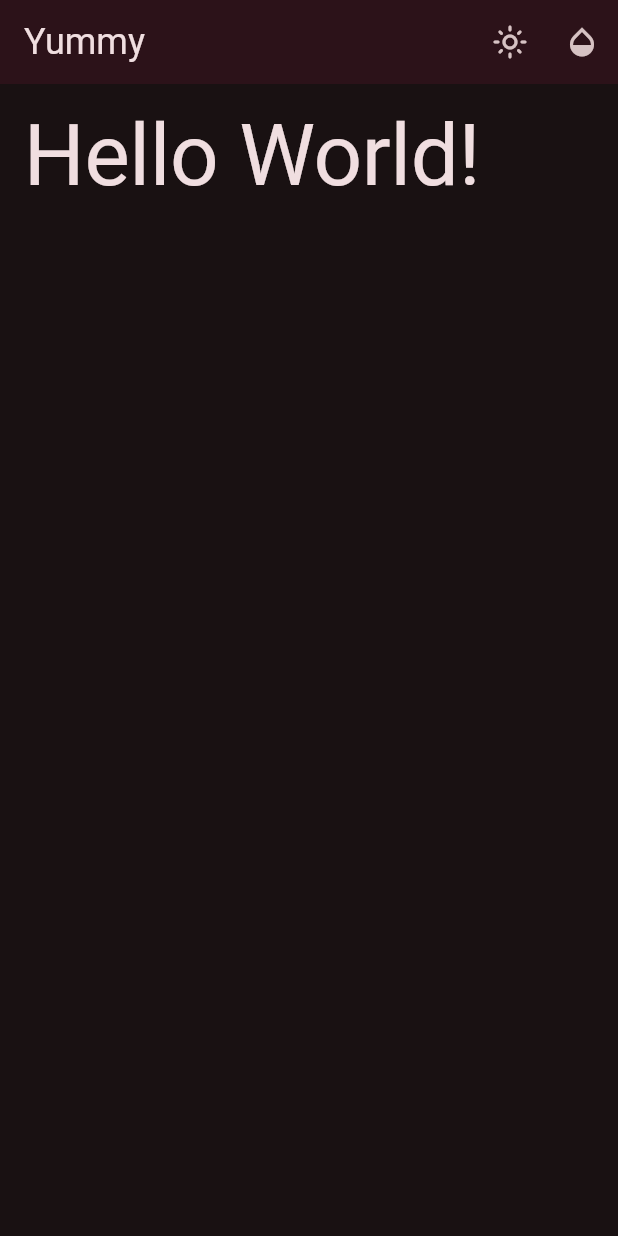
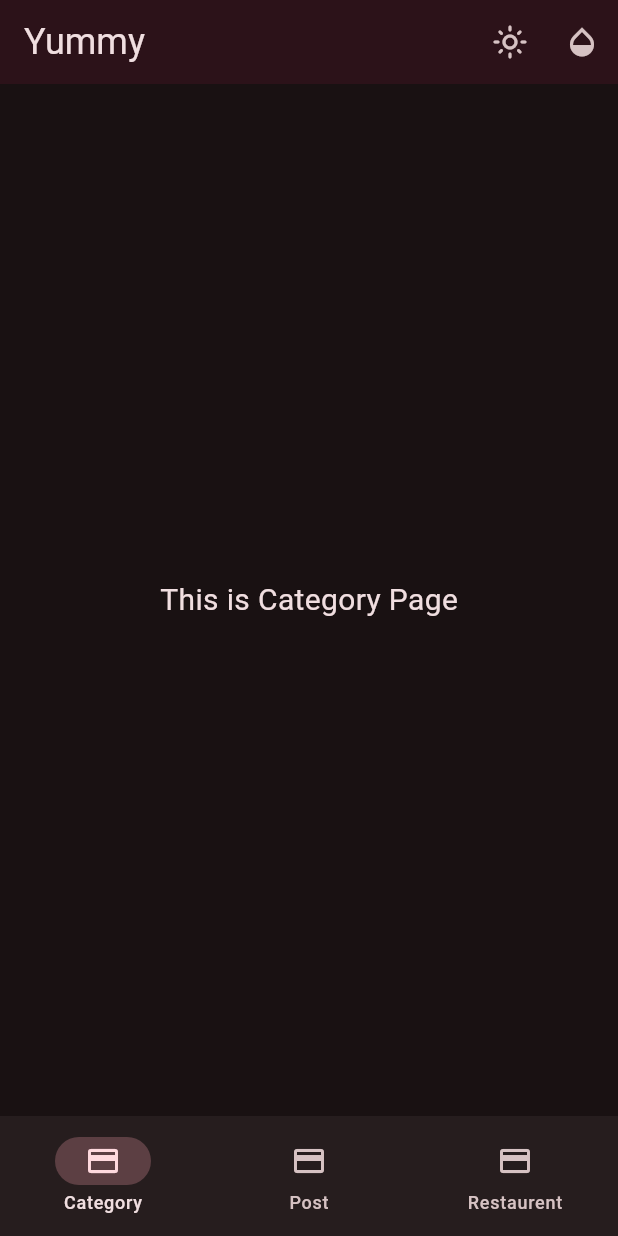
Before and after one commit to smnasimahmed/learn_flutter, a Flutter app: the screen it shows after launch, after a tap on the "dark mode" icon, on a phone screen of 412 x 824 dp. Run offline on Flutter 3.47's test engine with Material 3 defaults, Android fonts, the phone set to English and light mode, and no system bars.

Commit message:
yummy day 08

```diff
--- a/lib/home.dart
+++ b/lib/home.dart
@@ -19,10 +19,54 @@ class Home extends StatefulWidget {
 
 class _HomeState extends State<Home> {
   // TODO: Track current tab
+  int tab = 0;
   // TODO: Define tab bar destinations
+  List<NavigationDestination> appBarDestinations = [
+    const NavigationDestination(
+      icon: Icon(Icons.credit_card),
+      label: 'Category',
+      selectedIcon: Icon(Icons.credit_card),
+    ),
+    const NavigationDestination(
+      icon: Icon(Icons.credit_card),
+      label: 'Post',
+      selectedIcon: Icon(Icons.credit_card),
+    ),
+    const NavigationDestination(
+      icon: Icon(Icons.credit_card),
+      label: 'Restaurent',
+      selectedIcon: Icon(Icons.credit_card),
+    )
+  ];
   @override
   Widget build(BuildContext context) {
     // TODO: Define pages
+    final pages = [
+      // TODO: Replace with Category Card
+      const Scaffold(
+        body: Center(
+            child: Text(
+          'This is Category Page',
+          style: TextStyle(fontSize: 20),
+        )),
+      ),
+      // TODO: Replace with Post Card
+      const Scaffold(
+        body: Center(
+            child: Text(
+          'This is Post Page',
+          style: TextStyle(fontSize: 20),
+        )),
+      ),
+      // TODO: Replace with Restaurant Landscape Card
+      const Scaffold(
+        body: Center(
+            child: Text(
+          'This is Restaurent Page',
+          style: TextStyle(fontSize: 20),
+        )),
+      ),
+    ];
     return Scaffold(
       appBar: AppBar(
         surfaceTintColor: widget.colorselected.color,
@@ -40,16 +84,20 @@ class _HomeState extends State<Home> {
         ),
       ),
       // TODO: Switch between pages
-      body: Padding(
-        padding: const EdgeInsets.all(16.0),
-        child: Text(
-          'Hello World!',
-          style: Theme.of(context)
-              .textTheme
-              .displayLarge, //I don't know about this :(
-        ),
+      body: IndexedStack(
+        index: tab,
+        children: pages,
+        //Normally pages support cause page is a list that supports childern
       ),
       // TODO: Add bottom navigation bar
+      bottomNavigationBar: NavigationBar(
+          selectedIndex: tab,
+          onDestinationSelected: (index) {
+            setState(() {
+              tab = index;
+            });
+          },
+          destinations: appBarDestinations),
     );
   }
 }
```
